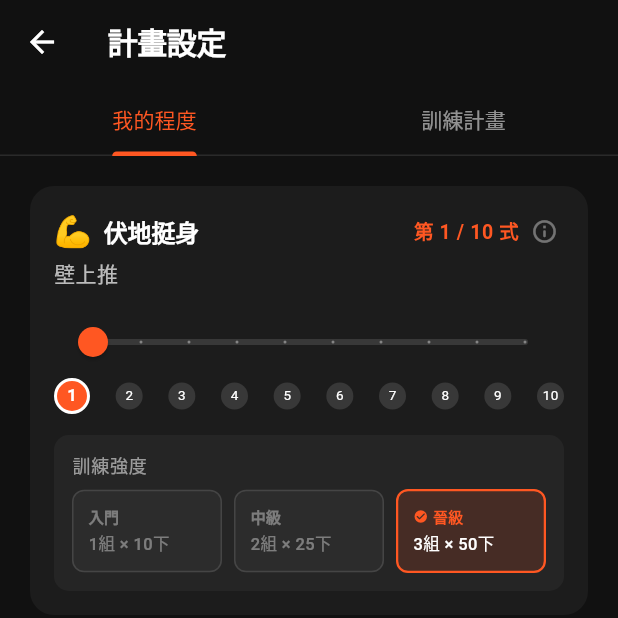
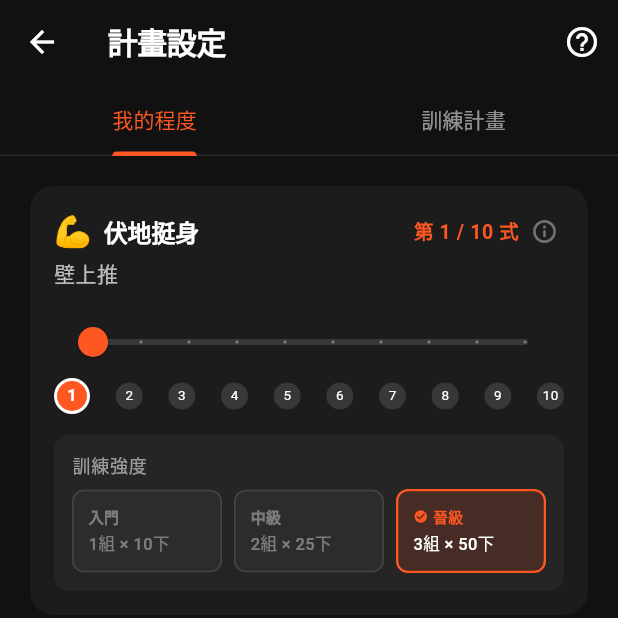
Before and after one commit to seasu/ConvictSix-Calisthenics-Tracker, a Flutter app: the ProgramSetupScreen screen opened directly, on a phone screen of 412 x 824 dp, the top half of it. Run offline on Flutter 3.47's test engine with Material 3 defaults, Android fonts, the phone set to English and light mode, and no system bars; our stand-ins replace flutter_riverpod, shared_preferences; accounts and stored records are empty.

Commit message:
Add help button to reopen intro screen from 計畫設定
Add a ? icon button in the ProgramSetupScreen AppBar that pushes
IntroScreen as a normal route. Update IntroScreen._finish() to
pop back when shown over existing routes, instead of always
doing pushReplacement.

https://claude.ai/code/session_011ewWdb4xpSrYMBzKfdBqLT

```diff
--- a/lib/features/program_setup/program_setup_screen.dart
+++ b/lib/features/program_setup/program_setup_screen.dart
@@ -4,6 +4,7 @@ import 'package:flutter_riverpod/flutter_riverpod.dart';
 import '../../data/models/exercise.dart';
 import '../../data/models/training_schedule.dart';
 import '../../data/providers/app_providers.dart';
+import '../../features/intro/intro_screen.dart';
 import '../../shared/constants/exercises_data.dart';
 import '../../shared/theme/app_theme.dart';
 import '../../shared/widgets/exercise_detail_sheet.dart';
@@ -40,6 +41,15 @@ class _ProgramSetupScreenState extends ConsumerState<ProgramSetupScreen>
           '計畫設定',
           style: TextStyle(fontWeight: FontWeight.bold),
         ),
+        actions: [
+          IconButton(
+            icon: const Icon(Icons.help_outline_rounded),
+            tooltip: '說明',
+            onPressed: () => Navigator.of(context).push(
+              MaterialPageRoute(builder: (_) => const IntroScreen()),
+            ),
+          ),
+        ],
         bottom: TabBar(
           controller: _tabController,
           indicatorColor: Theme.of(context).colorScheme.primary,
```
Also changed, not shown: lib/features/intro/intro_screen.dart (+8 -3 lines).
